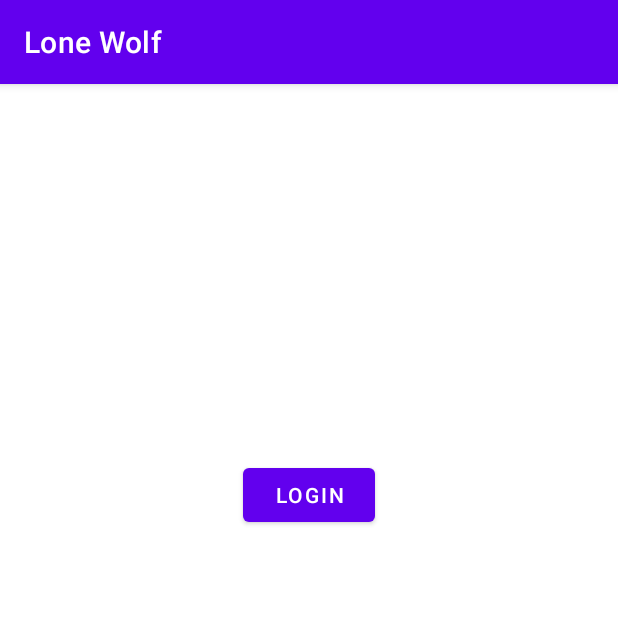
After one commit to fedecolci/Lone-Wolf, an Android app: the fragment ProfileFragment shown on its own in the app's theme, on a phone screen of 412 x 824 dp, the top half of it. The commit adds this screen. Run offline under Robolectric (Android 15) with nearby library versions, the phone set to English and light mode, and no system bars.

Commit message:
Fragment Login created and files updated

```diff
--- a/app/build.gradle
+++ b/app/build.gradle
@@ -34,11 +34,12 @@ android {
 
 dependencies {
 
-    implementation 'androidx.core:core-ktx:1.7.0'
+    implementation 'androidx.core:core-ktx:1.9.0'
     implementation 'androidx.appcompat:appcompat:1.6.1'
     implementation 'com.google.android.material:material:1.8.0'
     implementation 'androidx.constraintlayout:constraintlayout:2.1.4'
-    implementation 'androidx.core:core-ktx:+'
+    implementation 'androidx.fragment:fragment-ktx:1.5.5'
+    implementation 'com.google.android.gms:play-services-auth:20.4.1'
     testImplementation 'junit:junit:4.13.2'
     androidTestImplementation 'androidx.test.ext:junit:1.1.5'
     androidTestImplementation 'androidx.test.espresso:espresso-core:3.5.1'
--- /dev/null
+++ b/app/src/main/java/com/example/lonewolf/ProfileFragment.kt
@@ -0,0 +1,7 @@
+package com.example.lonewolf
+
+import androidx.fragment.app.Fragment
+
+class ProfileFragment : Fragment(R.layout.profile_fragment) {
+
+}
--- /dev/null
+++ b/app/src/main/res/layout/profile_fragment.xml
@@ -0,0 +1,31 @@
+<?xml version="1.0" encoding="utf-8"?>
+<androidx.constraintlayout.widget.ConstraintLayout xmlns:android="http://schemas.android.com/apk/res/android"
+    xmlns:app="http://schemas.android.com/apk/res-auto"
+    xmlns:tools="http://schemas.android.com/tools"
+    android:layout_width="match_parent"
+    android:layout_height="match_parent">
+
+    <!--<androidx.fragment.app.FragmentContainerView
+        android:id="@+id/fragment_profile"
+        android:layout_width="match_parent"
+        android:layout_height="match_parent"
+        app:layout_constraintStart_toStartOf="parent"
+        app:layout_constraintTop_toTopOf="parent"
+        android:name="com.example.lonewolf.ProfileFragment">
+    </androidx.fragment.app.FragmentContainerView>-->
+
+    <com.google.android.material.button.MaterialButton
+        android:id="@+id/button_login"
+        android:layout_width="wrap_content"
+        android:layout_height="wrap_content"
+        android:layout_marginTop="250dp"
+        app:layout_constraintEnd_toEndOf="parent"
+        app:layout_constraintStart_toStartOf="parent"
+        app:layout_constraintTop_toTopOf="parent"
+        android:text="@string/login">
+    </com.google.android.material.button.MaterialButton>
+
+
+    <!-- Implementazione bottone Google-->
+
+</androidx.constraintlayout.widget.ConstraintLayout>
--- a/app/src/main/res/values/strings.xml
+++ b/app/src/main/res/values/strings.xml
@@ -1,3 +1,4 @@
 <resources>
     <string name="app_name">Lone Wolf</string>
+    <string name="login">Login</string>
 </resources>
```
